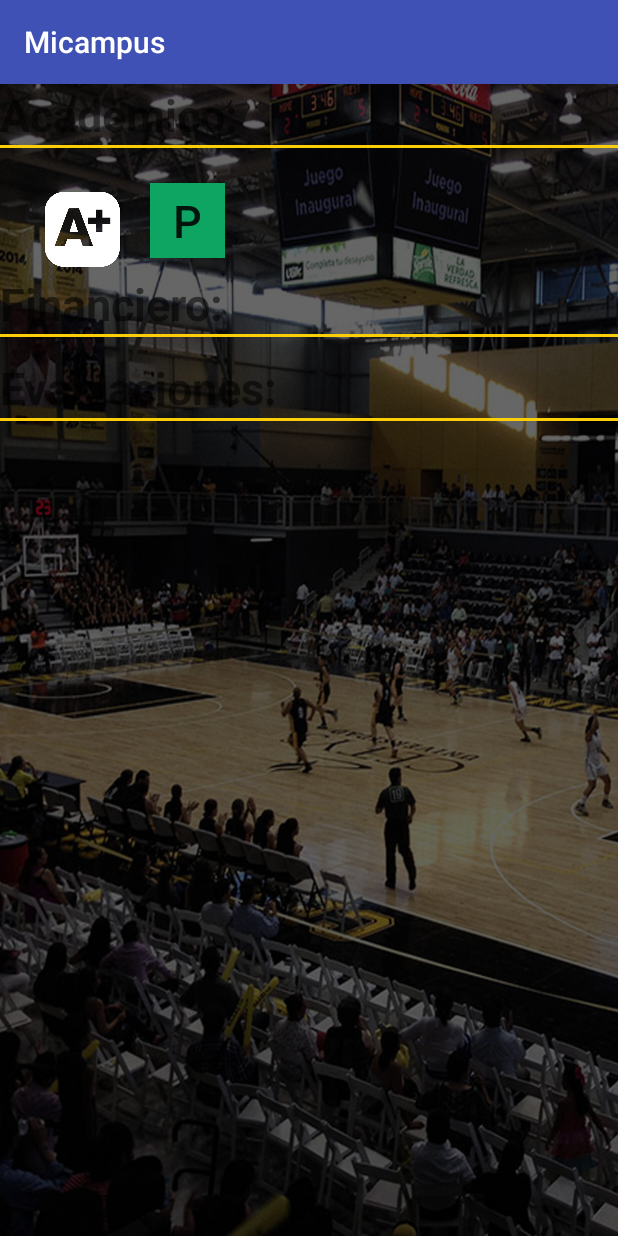
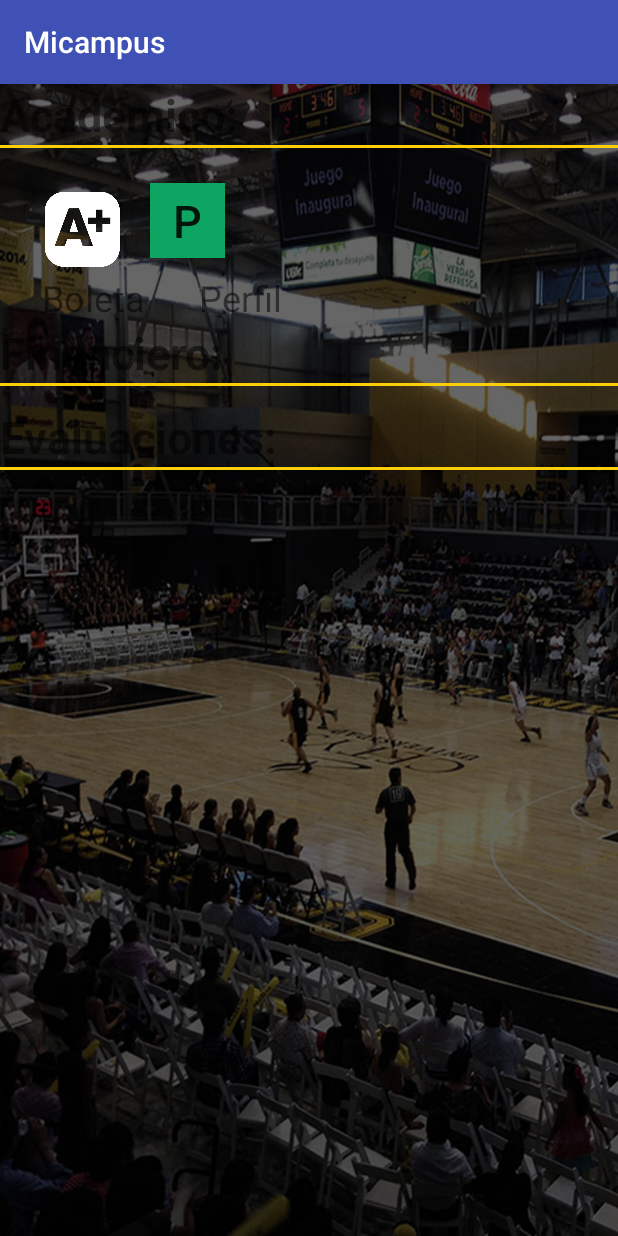
Before and after one commit to AndreaVaGa/IDG195-G7-Vazquez, an Android app: the MainMenuActivity screen opened directly, with no data from a screen before it, on a phone screen of 412 x 824 dp. Run offline under Robolectric (Android 15) with nearby library versions, the phone set to English and light mode, and no system bars; network calls fail.

Commit message:
MainMenu

```diff
--- a/Micampus/app/src/main/res/layout/activity_main_menu.xml
+++ b/Micampus/app/src/main/res/layout/activity_main_menu.xml
@@ -46,6 +46,30 @@
         android:textSize="30dp"
         android:layout_margin="10dp"/>
     </LinearLayout>
+    <LinearLayout
+        android:layout_width="match_parent"
+        android:layout_height="wrap_content"
+        android:layout_marginLeft="28dp">
+        <TextView
+
+            android:layout_width="wrap_content"
+            android:layout_height="wrap_content"
+            android:text="Boleta"
+            android:textSize="24dp" />
+
+        <TextView
+            android:layout_width="wrap_content"
+            android:layout_height="wrap_content"
+            android:text="      "
+            android:textSize="24dp" />
+
+        <TextView
+
+            android:layout_width="wrap_content"
+            android:layout_height="wrap_content"
+            android:text="Perfil"
+            android:textSize="24dp" />
+    </LinearLayout>
 
     <TextView
         android:layout_width="wrap_content"
@@ -73,77 +97,3 @@
         android:layout_marginBottom="13dp"/>
 
 </android.support.v7.widget.LinearLayoutCompat>
-
-<!--
-<TextView
-android:layout_width="wrap_content"
-android:layout_height="wrap_content"
-android:text="Académico:"
-android:textStyle="bold"
-android:textSize="30dp" />
-<TextView
-android:layout_width="wrap_content"
-android:layout_height="wrap_content"
-android:text="      "
-android:textSize="24dp" />
-
-<LinearLayout
-android:layout_width="match_parent"
-android:layout_height="wrap_content"
-android:layout_marginLeft="20dp">
-
-<Button
-    android:id="@+id/btn_boleta"
-    android:layout_width="50dp"
-    android:layout_height="50dp"
-    android:background="#0EA330"
-    android:text="A"
-    android:textSize="30dp"
-    android:layout_margin="10dp"/>
-<TextView
-    android:layout_width="wrap_content"
-    android:layout_height="wrap_content"
-    android:text=""
-    android:textSize="24dp" />
-<Button
-    android:id="@+id/btn_perfil"
-    android:layout_width="50dp"
-    android:layout_height="50dp"
-    android:background="#0EA563"
-    android:text="P"
-    android:textSize="30dp"
-    android:layout_margin="10dp"/>
-
-
-</LinearLayout>
-<LinearLayout
-android:layout_width="match_parent"
-android:layout_height="wrap_content"
-android:layout_marginLeft="28dp">
-<TextView
-
-    android:layout_width="wrap_content"
-    android:layout_height="wrap_content"
-    android:text="Boleta"
-    android:textSize="24dp" />
-
-<TextView
-    android:layout_width="wrap_content"
-    android:layout_height="wrap_content"
-    android:text="      "
-    android:textSize="24dp" />
-
-<TextView
-
-    android:layout_width="wrap_content"
-    android:layout_height="wrap_content"
-    android:text="Perfil"
-    android:textSize="24dp" />
-</LinearLayout>
-
-
-
-
-
-
-    </android.support.v7.widget.LinearLayoutCompat>-->
```
